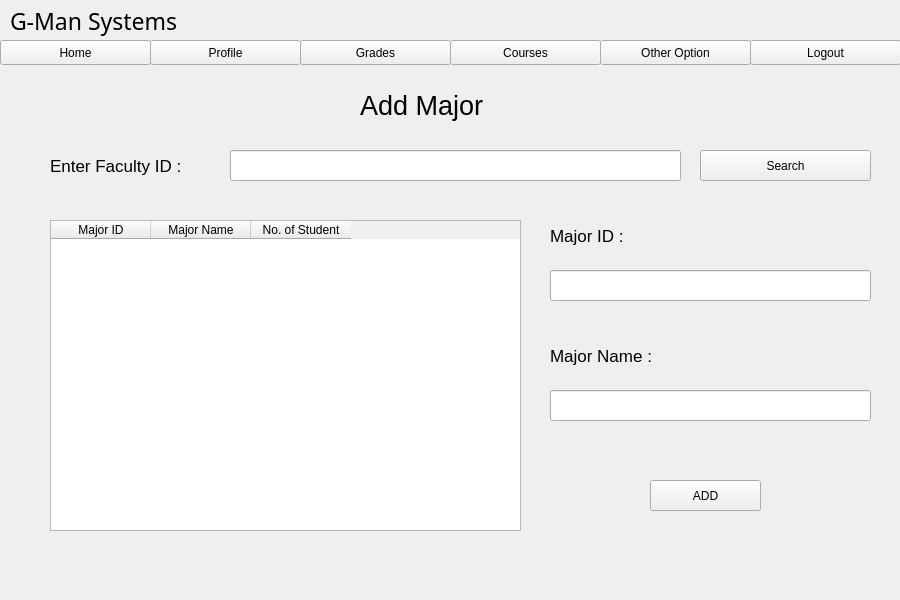
This is resources/UI/addMajor.ui in Poom1997/gman as Qt 5 draws it before an edit. The edited form follows.
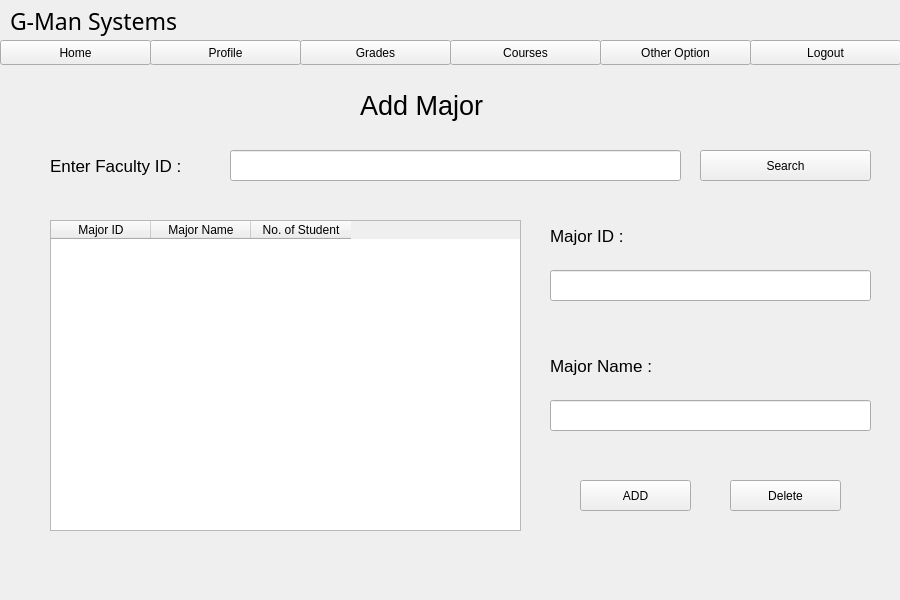
This is the edited form.

Diff of the .ui file:
```diff
--- a/resources/UI/addMajor.ui
+++ b/resources/UI/addMajor.ui
@@ -215,7 +215,7 @@
    <property name="geometry">
     <rect>
      <x>550</x>
-     <y>340</y>
+     <y>350</y>
      <width>141</width>
      <height>31</height>
     </rect>
@@ -243,7 +243,7 @@
    <property name="geometry">
     <rect>
      <x>550</x>
-     <y>390</y>
+     <y>400</y>
      <width>321</width>
      <height>31</height>
     </rect>
@@ -262,7 +262,7 @@
   <widget class="QPushButton" name="addButton">
    <property name="geometry">
     <rect>
-     <x>650</x>
+     <x>580</x>
      <y>480</y>
      <width>111</width>
      <height>31</height>
@@ -285,6 +285,19 @@
     <string>Search</string>
    </property>
   </widget>
+  <widget class="QPushButton" name="deleteButton">
+   <property name="geometry">
+    <rect>
+     <x>730</x>
+     <y>480</y>
+     <width>111</width>
+     <height>31</height>
+    </rect>
+   </property>
+   <property name="text">
+    <string>Delete</string>
+   </property>
+  </widget>
   <zorder>barLabel_2</zorder>
   <zorder>profileButton</zorder>
   <zorder>label_15</zorder>
```
Left out of the diff: 1 changed line with no effect on the pictures.
